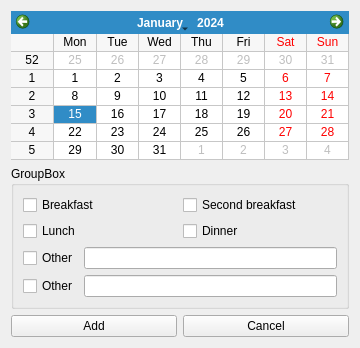
Old version of the form src/ui/AddMealRecordWidget.ui in the repository wnt-zhp/zarlock-cpp.
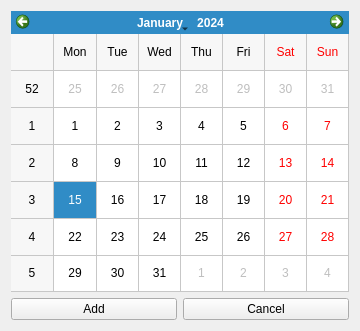
New version of the form.

```diff
--- a/src/ui/AddMealRecordWidget.ui
+++ b/src/ui/AddMealRecordWidget.ui
@@ -14,71 +14,6 @@
    <string>Add daily meal</string>
   </property>
   <layout class="QGridLayout" name="gridLayout">
-   <item row="2" column="0" colspan="2">
-    <widget class="QGroupBox" name="groupBox">
-     <property name="title">
-      <string>GroupBox</string>
-     </property>
-     <layout class="QGridLayout" name="gridLayout_2">
-      <item row="3" column="0" colspan="2">
-       <layout class="QHBoxLayout" name="hl2">
-        <item>
-         <widget class="QCheckBox" name="cb_other2">
-          <property name="text">
-           <string>Other</string>
-          </property>
-         </widget>
-        </item>
-        <item>
-         <widget class="QLineEdit" name="edit_other2"/>
-        </item>
-       </layout>
-      </item>
-      <item row="0" column="0">
-       <widget class="QCheckBox" name="cb_breakfast">
-        <property name="text">
-         <string>Breakfast</string>
-        </property>
-       </widget>
-      </item>
-      <item row="0" column="1">
-       <widget class="QCheckBox" name="cb_breakfast2nd">
-        <property name="text">
-         <string>Second breakfast</string>
-        </property>
-       </widget>
-      </item>
-      <item row="1" column="0">
-       <widget class="QCheckBox" name="cb_lunch">
-        <property name="text">
-         <string>Lunch</string>
-        </property>
-       </widget>
-      </item>
-      <item row="1" column="1">
-       <widget class="QCheckBox" name="cb_dinner">
-        <property name="text">
-         <string>Dinner</string>
-        </property>
-       </widget>
-      </item>
-      <item row="2" column="0" colspan="2">
-       <layout class="QHBoxLayout" name="hl1">
-        <item>
-         <widget class="QCheckBox" name="cb_other1">
-          <property name="text">
-           <string>Other</string>
-          </property>
-         </widget>
-        </item>
-        <item>
-         <widget class="QLineEdit" name="edit_other1"/>
-        </item>
-       </layout>
-      </item>
-     </layout>
-    </widget>
-   </item>
    <item row="0" column="0" colspan="2">
     <widget class="QCalendarWidget" name="calendar">
      <property name="firstDayOfWeek">
@@ -89,14 +24,14 @@
      </property>
     </widget>
    </item>
-   <item row="3" column="0">
+   <item row="2" column="0">
     <widget class="QPushButton" name="action_save">
      <property name="text">
       <string>Add</string>
      </property>
     </widget>
    </item>
-   <item row="3" column="1">
+   <item row="2" column="1">
     <widget class="QPushButton" name="action_close">
      <property name="text">
       <string>Cancel</string>
```
Left out of the diff: 6 changed lines with no effect on the pictures.
